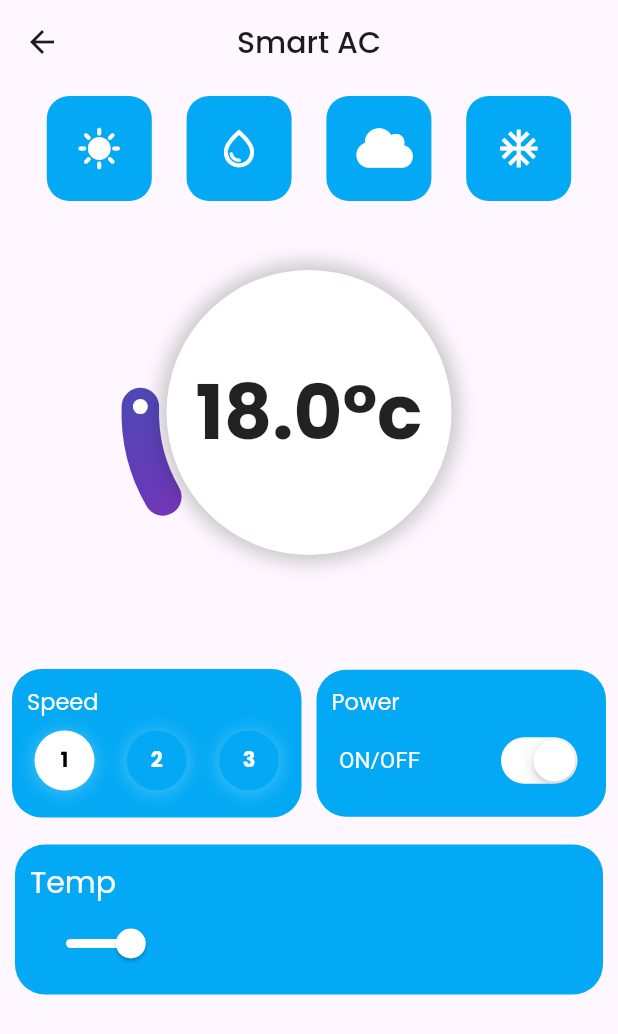
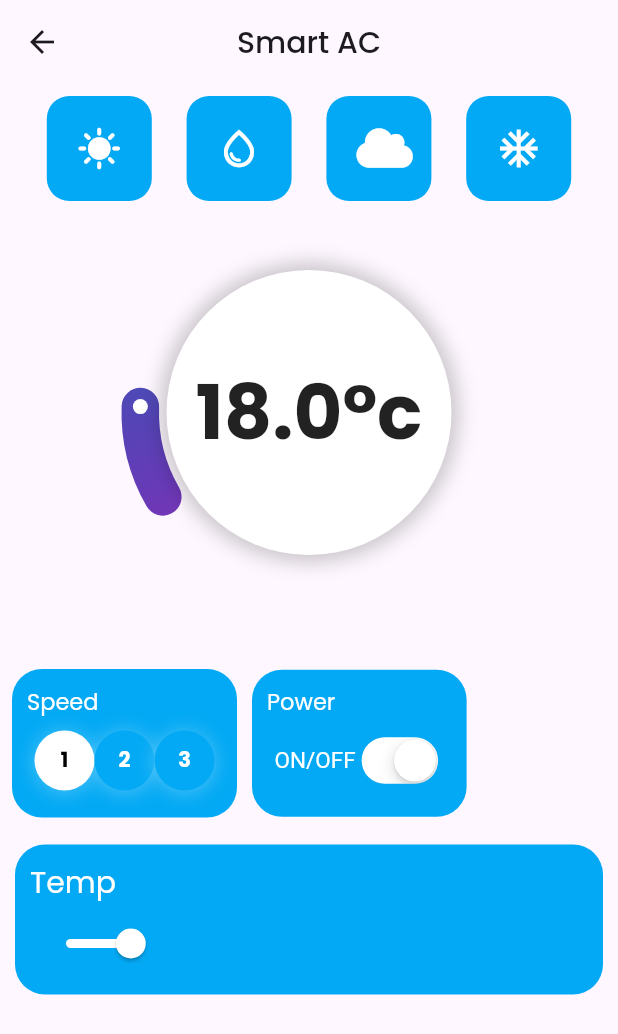
Before and after one commit to kingace2056/IOTui, a Flutter app: the screen it shows after launch, after a tap on an icon or button, on a phone screen of 412 x 824 dp. Shown: the top 1034 px of the screen. Run offline on Flutter 3.47's test engine with Material 2 defaults, Android fonts, the phone set to English and light mode, and no system bars; drawn by our look-alikes of sleek_circular_slider; our stand-ins replace google_fonts, icons_plus; network calls fail.

Commit message:
same commit

```diff
--- a/lib/views/acControl.dart
+++ b/lib/views/acControl.dart
@@ -1,6 +1,5 @@
 import 'dart:developer';
 import 'package:flutter/cupertino.dart';
-import 'package:flutter/foundation.dart';
 import 'package:flutter/material.dart';
 import 'package:icons_plus/icons_plus.dart';
 import 'package:sleek_circular_slider/sleek_circular_slider.dart';
@@ -53,8 +52,7 @@ class _AcControlState extends State<AcControl> {
         title: const Text('Smart AC'),
         centerTitle: true,
       ),
-      body: SafeArea(
-        child: SingleChildScrollView(
+      body: SingleChildScrollView(
         child: Column(
           children: [
             Padding(
@@ -78,8 +76,7 @@ class _AcControlState extends State<AcControl> {
               padding: const EdgeInsets.all(8.0),
               child: Row(
                 children: [
-                    Expanded(
-                        child: Container(
+                  Container(
                     padding: const EdgeInsets.all(10),
                     decoration: BoxDecoration(
                     borderRadius: BorderRadius.circular(20),
@@ -201,12 +198,11 @@ class _AcControlState extends State<AcControl> {
                     )
                   ],
                     ),
-                    )),
+                  ),
                   const SizedBox(
                     width: 10,
                   ),
-                    Expanded(
-                        child: Container(
+                  Container(
                     padding: const EdgeInsets.all(10),
                     decoration: BoxDecoration(
                     borderRadius: BorderRadius.circular(20),
@@ -260,15 +256,14 @@ class _AcControlState extends State<AcControl> {
                     ),
                   ],
                     ),
-                    )),
+                  ),
                 ],
               ),
             ),
             Padding(
-                padding: EdgeInsets.all(10),
-                child: Expanded(
+              padding: const EdgeInsets.all(10),
               child: Container(
-                  padding: EdgeInsets.all(10),
+                padding: const EdgeInsets.all(10),
                 height: 100,
                 width: double.infinity,
                 decoration: BoxDecoration(
@@ -278,7 +273,7 @@ class _AcControlState extends State<AcControl> {
               mainAxisAlignment: MainAxisAlignment.spaceBetween,
               crossAxisAlignment: CrossAxisAlignment.start,
               children: [
-                      Text(
+                const Text(
                   'Temp',
                   style: TextStyle(color: Colors.white, fontSize: 20),
                 ),
@@ -299,10 +294,9 @@ class _AcControlState extends State<AcControl> {
                     })
               ],
                 ),
-                )),
+              ),
             )
           ],
-          ),
         ),
       ),
     );
--- a/lib/views/homepage.dart
+++ b/lib/views/homepage.dart
@@ -14,16 +14,17 @@ class _HomePageState extends State<HomePage> {
   @override
   Widget build(BuildContext context) {
     return Scaffold(
-      body: SafeArea(
-          child: SingleChildScrollView(
-        child: Container(
-          decoration: BoxDecoration(
+      body: SingleChildScrollView(
+        child: Column(
+          children: [
+            Container(
+              decoration: const BoxDecoration(
                 gradient: LinearGradient(colors: [
                   Color.fromARGB(144, 255, 182, 236),
                   Color.fromARGB(255, 235, 244, 245),
                 ], begin: Alignment.centerLeft, end: Alignment.centerRight),
               ),
-          padding: EdgeInsets.all(8),
+              padding: const EdgeInsets.all(8),
               child: Column(
                 crossAxisAlignment: CrossAxisAlignment.start,
                 children: [
@@ -32,7 +33,7 @@ class _HomePageState extends State<HomePage> {
                     child: Row(
                       mainAxisAlignment: MainAxisAlignment.spaceBetween,
                       crossAxisAlignment: CrossAxisAlignment.center,
-                  children: [
+                      children: const [
                         Text(
                           'Hi,Sarthak',
                           style: TextStyle(
@@ -48,18 +49,18 @@ class _HomePageState extends State<HomePage> {
                       ],
                     ),
                   ),
-              SizedBox(
+                  const SizedBox(
                     height: 30,
                   ),
                   Container(
-                padding: EdgeInsets.all(8),
-                margin: EdgeInsets.fromLTRB(0, 8, 0, 8),
+                    padding: const EdgeInsets.all(8),
+                    margin: const EdgeInsets.fromLTRB(0, 8, 0, 8),
                     decoration: BoxDecoration(
                         borderRadius: BorderRadius.circular(20),
                         color: Colors.white),
                     child: Column(
                       children: [
-                    SizedBox(
+                        const SizedBox(
                           height: 30,
                         ),
                         Padding(
@@ -70,15 +71,15 @@ class _HomePageState extends State<HomePage> {
                               Column(
                                 mainAxisAlignment: MainAxisAlignment.start,
                                 crossAxisAlignment: CrossAxisAlignment.start,
-                            children: [
-                              const Text(
+                                children: const [
+                                  Text(
                                     'A total of 3 devices',
                                     style: TextStyle(
                                         color: Colors.black,
                                         fontWeight: FontWeight.w200,
                                         fontSize: 20),
                                   ),
-                              const Text(
+                                  Text(
                                     'Living Room',
                                     style: TextStyle(
                                         color: Colors.black,
@@ -91,23 +92,28 @@ class _HomePageState extends State<HomePage> {
                             ],
                           ),
                         ),
-                    SizedBox(
+                        const SizedBox(
                           height: 40,
                         ),
-                    GridView(
+                        Expanded(
+                          child: GridView(
                             shrinkWrap: true,
                             physics: const NeverScrollableScrollPhysics(),
-                      gridDelegate: SliverGridDelegateWithFixedCrossAxisCount(
+                            gridDelegate:
+                                SliverGridDelegateWithFixedCrossAxisCount(
                                     crossAxisCount: 2,
                                     mainAxisExtent:
-                              MediaQuery.of(context).size.height * 0.3),
+                                        MediaQuery.of(context).size.height *
+                                            0.3),
                             children: [
                               DeviceCard(
                                 deviceName: 'Smart\nSpotlight',
                                 deviceIcon: Icons.light,
                                 deviceStatus: true,
-                          gradientEnd: const Color.fromARGB(255, 243, 83, 90),
-                          gradientStart: const Color.fromARGB(255, 243, 82, 82),
+                                gradientEnd:
+                                    const Color.fromARGB(255, 243, 83, 90),
+                                gradientStart:
+                                    const Color.fromARGB(255, 243, 82, 82),
                                 btnActiveColor:
                                     const Color.fromARGB(255, 254, 136, 136),
                                 route: '/acControl',
@@ -116,16 +122,20 @@ class _HomePageState extends State<HomePage> {
                                 deviceName: 'Smart\nSpeaker',
                                 deviceIcon: EvaIcons.speaker,
                                 deviceStatus: false,
-                          gradientEnd: Color.fromARGB(255, 3, 180, 204),
-                          gradientStart: const Color.fromARGB(255, 0, 172, 193),
-                          btnActiveColor: Color.fromARGB(255, 88, 190, 203),
+                                gradientEnd:
+                                    const Color.fromARGB(255, 3, 180, 204),
+                                gradientStart:
+                                    const Color.fromARGB(255, 0, 172, 193),
+                                btnActiveColor:
+                                    const Color.fromARGB(255, 88, 190, 203),
                                 route: '/speakerControl',
                               ),
                               DeviceCard(
                                 deviceName: 'Smart\nAC',
                                 deviceIcon: Icons.ac_unit_rounded,
                                 deviceStatus: true,
-                          gradientEnd: const Color.fromARGB(255, 128, 85, 250),
+                                gradientEnd:
+                                    const Color.fromARGB(255, 128, 85, 250),
                                 gradientStart:
                                     const Color.fromARGB(255, 128, 85, 250),
                                 btnActiveColor:
@@ -136,30 +146,40 @@ class _HomePageState extends State<HomePage> {
                                 deviceName: 'Smart\nTV',
                                 deviceIcon: EvaIcons.tv_outline,
                                 deviceStatus: true,
-                          gradientEnd: const Color.fromARGB(255, 0, 200, 83),
-                          gradientStart: Color.fromARGB(255, 1, 220, 92),
-                          btnActiveColor: Color.fromARGB(255, 140, 255, 188),
+                                gradientEnd:
+                                    const Color.fromARGB(255, 0, 200, 83),
+                                gradientStart:
+                                    const Color.fromARGB(255, 1, 220, 92),
+                                btnActiveColor:
+                                    const Color.fromARGB(255, 140, 255, 188),
                                 route: '/acControl',
                               ),
                               DeviceCard(
                                 deviceName: 'Smart\nTV',
                                 deviceIcon: EvaIcons.tv_outline,
                                 deviceStatus: true,
-                          gradientEnd: const Color.fromARGB(255, 0, 200, 83),
-                          gradientStart: Color.fromARGB(255, 1, 220, 92),
-                          btnActiveColor: Color.fromARGB(255, 140, 255, 188),
+                                gradientEnd:
+                                    const Color.fromARGB(255, 0, 200, 83),
+                                gradientStart:
+                                    const Color.fromARGB(255, 1, 220, 92),
+                                btnActiveColor:
+                                    const Color.fromARGB(255, 140, 255, 188),
                                 route: '/acControl',
                               ),
                               DeviceCard(
                                 deviceName: 'Smart\nTV',
                                 deviceIcon: EvaIcons.tv_outline,
                                 deviceStatus: true,
-                          gradientEnd: const Color.fromARGB(255, 0, 200, 83),
-                          gradientStart: Color.fromARGB(255, 1, 220, 92),
-                          btnActiveColor: Color.fromARGB(255, 140, 255, 188),
+                                gradientEnd:
+                                    const Color.fromARGB(255, 0, 200, 83),
+                                gradientStart:
+                                    const Color.fromARGB(255, 1, 220, 92),
+                                btnActiveColor:
+                                    const Color.fromARGB(255, 140, 255, 188),
                                 route: '/acControl',
                               )
                             ],
+                          ),
                         ),
                       ],
                     ),
@@ -167,7 +187,9 @@ class _HomePageState extends State<HomePage> {
                 ],
               ),
             ),
-      )),
+          ],
+        ),
+      ),
     );
   }
 }
--- a/lib/views/speakerControl.dart
+++ b/lib/views/speakerControl.dart
@@ -1,5 +1,4 @@
 import 'package:flutter/material.dart';
-import 'package:icons_plus/icons_plus.dart';
 import 'package:sleek_circular_slider/sleek_circular_slider.dart';
 
 double sliderValue = 30;
@@ -24,8 +23,8 @@ class _SpeakerControlState extends State<SpeakerControl> {
           children: [
             Container(
               alignment: Alignment.center,
-              padding: EdgeInsets.all(10),
-              margin: EdgeInsets.all(8),
+              padding: const EdgeInsets.all(10),
+              margin: const EdgeInsets.all(8),
               child: SleekCircularSlider(
                 min: 0,
                 max: 100,
@@ -37,9 +36,9 @@ class _SpeakerControlState extends State<SpeakerControl> {
                       shadowWidth: 0,
                       handlerSize: 15),
                   customColors: CustomSliderColors(
-                    progressBarColor: Color.fromARGB(255, 3, 180, 204),
+                    progressBarColor: const Color.fromARGB(255, 3, 180, 204),
                     trackColor: Colors.grey,
-                    dotColor: Color.fromARGB(255, 3, 180, 204),
+                    dotColor: const Color.fromARGB(255, 3, 180, 204),
                   ),
                 ),
                 initialValue: sliderValue,
@@ -52,7 +51,7 @@ class _SpeakerControlState extends State<SpeakerControl> {
                   child: Container(
                     height: 200,
                     width: 200,
-                    decoration: BoxDecoration(
+                    decoration: const BoxDecoration(
                       boxShadow: [
                         // BoxShadow(
                         //    color: Colors.black.withOpacity(0.2),
@@ -68,10 +67,10 @@ class _SpeakerControlState extends State<SpeakerControl> {
                       mainAxisAlignment: MainAxisAlignment.center,
                       crossAxisAlignment: CrossAxisAlignment.center,
                       children: [
-                        Icon(Icons.volume_up_sharp),
+                        const Icon(Icons.volume_up_sharp),
                         Text(
                           '${sliderValue.toInt()}',
-                          style: TextStyle(
+                          style: const TextStyle(
                             fontSize: 30,
                             fontWeight: FontWeight.bold,
                           ),
--- a/lib/widgets/DeviceCard.dart
+++ b/lib/widgets/DeviceCard.dart
@@ -1,3 +1,5 @@
+// ignore_for_file: must_be_immutable
+
 import 'package:flutter/cupertino.dart';
 import 'package:flutter/material.dart';
 
@@ -28,7 +30,9 @@ class DeviceCard extends StatefulWidget {
 class _DeviceCardState extends State<DeviceCard> {
   @override
   Widget build(BuildContext context) {
-    return InkWell(
+    return Expanded(
+        flex: 2,
+        child: InkWell(
           onTap: () {
             Navigator.pushNamed(context, widget.route);
           },
@@ -106,6 +110,6 @@ class _DeviceCardState extends State<DeviceCard> {
               ),
             ),
           ),
-    );
+        ));
   }
 }
```
Also changed, not shown: 1 other file. Lines whose indentation alone changed are shown as unchanged.
